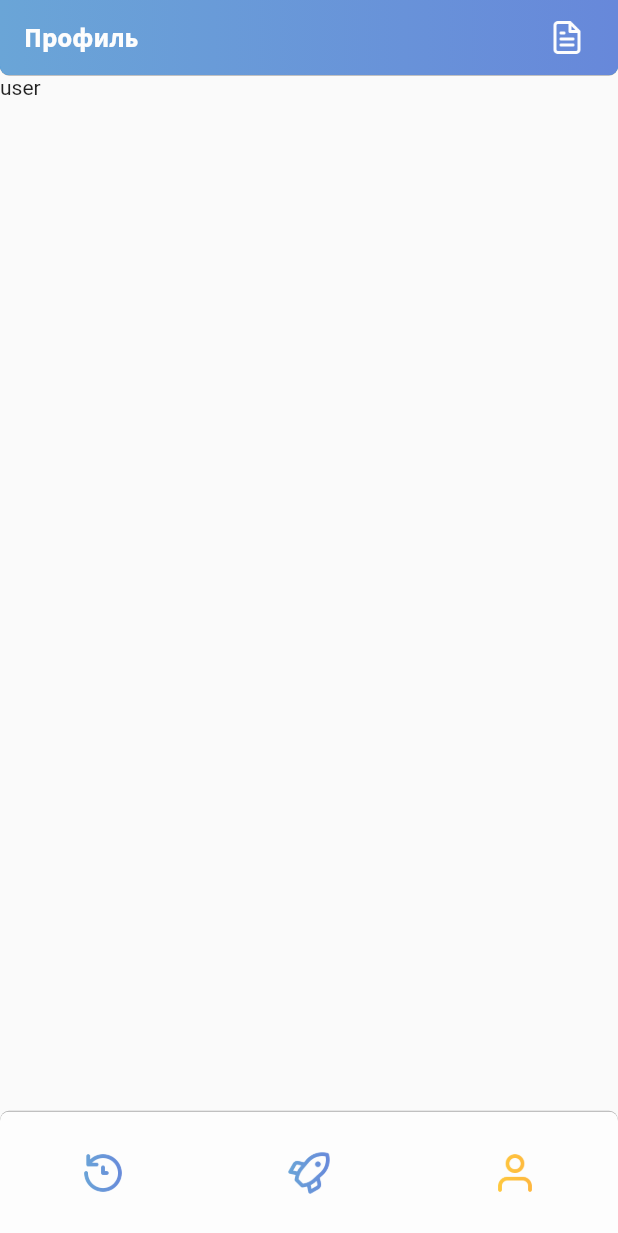
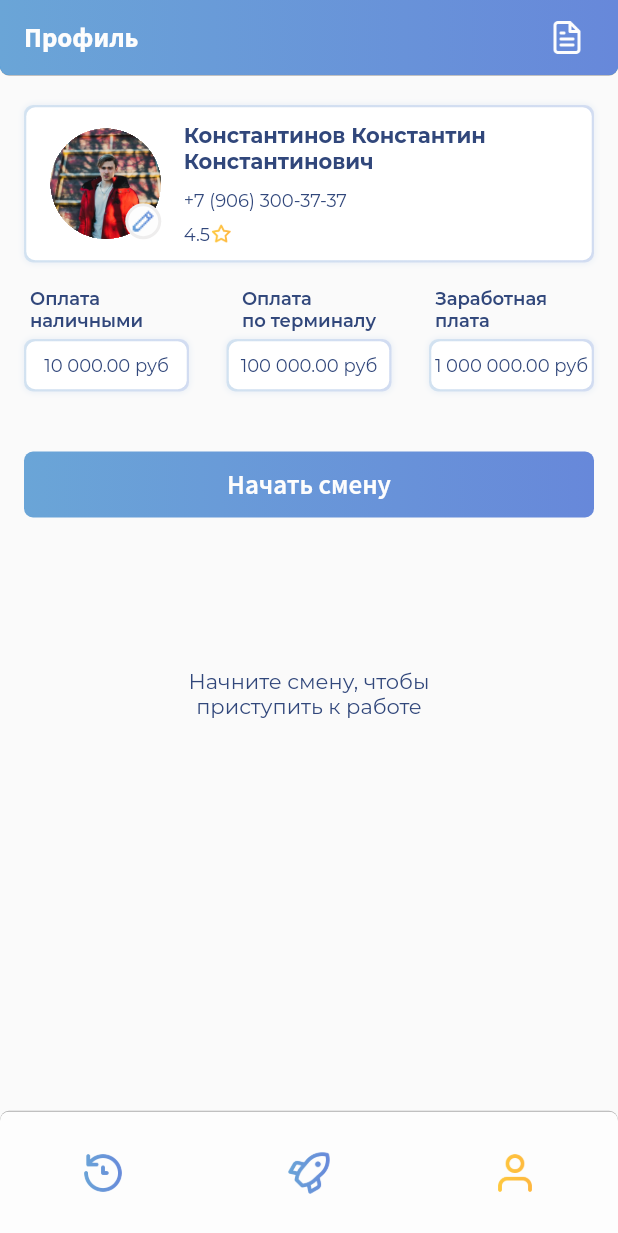
Before and after one commit to Engine-studio/topgo, a Flutter app: the screen it shows after launch, item 3 of the bottom bar chosen, on a phone screen of 412 x 824 dp. Shown: the top 1233 px of the screen. Run offline on Flutter 3.47's test engine with Material 2 defaults, Android fonts, the phone set to English and light mode, and no system bars; our stand-ins replace animated_splash_screen.

Commit message:
profile tab for not working courier

```diff
--- a/lib/models/items.dart
+++ b/lib/models/items.dart
@@ -1,4 +1,8 @@
 import 'package:flutter/widgets.dart';
+import 'package:topgo/pages/courier/documents.dart';
+import 'package:topgo/pages/courier/history.dart';
+import 'package:topgo/pages/courier/orders.dart';
+import 'package:topgo/pages/courier/profile.dart';
 
 class Items {
   static List<String> bottomNavBarIcons(String role) {
@@ -12,10 +16,10 @@ class Items {
 
   static List<Widget> bottomNavBarTabs(String role) {
     return <Widget>[
-      Text('history'),
-      Text('rocket'),
-      Text('user'),
-      Text('documents'),
+      CourierHistoryTab(),
+      CourierOrdersTab(),
+      CourierProfileTab(),
+      CourierDocumentsTab(),
     ];
   }
 }
--- /dev/null
+++ b/lib/pages/courier/documents.dart
@@ -0,0 +1,10 @@
+import 'package:flutter/widgets.dart';
+
+class CourierDocumentsTab extends StatelessWidget {
+  const CourierDocumentsTab({Key? key}) : super(key: key);
+
+  @override
+  Widget build(BuildContext context) {
+    return Container();
+  }
+}
--- /dev/null
+++ b/lib/pages/courier/history.dart
@@ -0,0 +1,10 @@
+import 'package:flutter/widgets.dart';
+
+class CourierHistoryTab extends StatelessWidget {
+  const CourierHistoryTab({Key? key}) : super(key: key);
+
+  @override
+  Widget build(BuildContext context) {
+    return Container();
+  }
+}
--- /dev/null
+++ b/lib/pages/courier/orders.dart
@@ -0,0 +1,10 @@
+import 'package:flutter/widgets.dart';
+
+class CourierOrdersTab extends StatelessWidget {
+  const CourierOrdersTab({Key? key}) : super(key: key);
+
+  @override
+  Widget build(BuildContext context) {
+    return Container();
+  }
+}
--- /dev/null
+++ b/lib/pages/courier/profile.dart
@@ -0,0 +1,48 @@
+import 'package:flutter/widgets.dart';
+import 'package:topgo/styles.dart';
+import 'package:topgo/widgets/button.dart';
+import 'package:topgo/widgets/courier/money_holder.dart';
+import 'package:topgo/widgets/courier/profile_card.dart';
+
+class CourierProfileTab extends StatelessWidget {
+  const CourierProfileTab({Key? key}) : super(key: key);
+
+  @override
+  Widget build(BuildContext context) {
+    return Padding(
+      padding: const EdgeInsets.symmetric(horizontal: 16, vertical: 20),
+      child: Column(
+        children: [
+          ProfileCard(
+            surname: 'Константинов',
+            name: 'Константин',
+            patronymic: 'Константинович',
+            phone: '+7 (906) 300-37-37',
+            rating: 4.5,
+          ),
+          SizedBox(height: 16),
+          Row(
+            mainAxisAlignment: MainAxisAlignment.spaceBetween,
+            children: [
+              MoneyHolder(text: 'Оплата наличными', sum: 10000),
+              MoneyHolder(text: 'Оплата\nпо терминалу', sum: 100000),
+              MoneyHolder(text: 'Заработная плата', sum: 1000000),
+            ],
+          ),
+          SizedBox(height: 40),
+          Button(
+            text: 'Начать смену',
+            buttonType: ButtonType.Panel,
+            onPressed: () => {},
+          ),
+          SizedBox(height: 100),
+          Text(
+            'Начните смену, чтобы\nприступить к работе',
+            style: TxtStyle.mainText,
+            textAlign: TextAlign.center,
+          )
+        ],
+      ),
+    );
+  }
+}
--- a/lib/styles.dart
+++ b/lib/styles.dart
@@ -17,6 +17,7 @@ class ClrStyle {
   static const Color darkWave = const Color(0xFF1290B4);
   static const Color text = const Color(0xFF31477B);
   static const Color icons = const Color(0xFF31477B);
+  static const Color dropShadow = const Color(0x266A9DD9);
 }
 
 class TxtStyle {
@@ -93,8 +94,12 @@ class GrdStyle {
     begin: Alignment.bottomCenter,
     end: Alignment.topCenter,
     colors: [
-      Color(0xFF16A7D8),
-      Color(0xFF937FF5),
+      const Color(0xFF16A7D8),
+      const Color(0xFF937FF5),
     ],
   );
+  static const LinearGradient lightPanel = const LinearGradient(colors: [
+    const Color(0x336AA5D7),
+    const Color(0x336788DA),
+  ]);
 }
--- a/lib/widgets/button.dart
+++ b/lib/widgets/button.dart
@@ -6,6 +6,7 @@ enum ButtonType {
   Accept,
   Decline,
   Select,
+  Panel,
 }
 
 class Button extends StatefulWidget {
@@ -78,7 +79,9 @@ class _ButtonState extends State<Button> with SingleTickerProviderStateMixin {
                 ? GrdStyle.accept
                 : _buttonType == ButtonType.Decline
                     ? GrdStyle.decline
-                    : GrdStyle.select,
+                    : _buttonType == ButtonType.Panel
+                        ? GrdStyle.panel
+                        : GrdStyle.select,
           ),
           child: Center(
             child: Text(
--- /dev/null
+++ b/lib/widgets/courier/money_holder.dart
@@ -0,0 +1,59 @@
+import 'package:flutter/widgets.dart';
+import 'package:topgo/styles.dart';
+
+String moneyString(double sum) {
+  String str = sum.toStringAsFixed(2);
+  int len = str.length;
+  String floating = str.substring(len - 3);
+  str = str.substring(0, len - 3);
+  int amount = (3 - len % 3) % 3;
+  for (int i = 0; i < amount; i++) str = '0' + str;
+  str = str.replaceAllMapped(RegExp(r".{3}"), (match) => " ${match.group(0)}");
+  return '${str.substring(amount + 1)}$floating руб';
+}
+
+class MoneyHolder extends StatelessWidget {
+  final String text;
+  final double sum;
+  const MoneyHolder({Key? key, required this.text, required this.sum})
+      : super(key: key);
+
+  @override
+  Widget build(BuildContext context) {
+    return Container(
+      width: 110,
+      height: 70,
+      child: Column(
+        mainAxisAlignment: MainAxisAlignment.spaceBetween,
+        children: [
+          Padding(
+            padding: const EdgeInsets.symmetric(horizontal: 4),
+            child: Text(text, style: TxtStyle.selectedSmallText),
+          ),
+          Container(
+            width: double.infinity,
+            height: 35,
+            decoration: BoxDecoration(
+              gradient: GrdStyle.lightPanel,
+              borderRadius: BorderRadius.circular(6),
+              boxShadow: [BoxShadow(color: ClrStyle.dropShadow, blurRadius: 3)],
+            ),
+            child: Container(
+              margin: const EdgeInsets.all(1.5),
+              decoration: BoxDecoration(
+                color: Color(0xFFFFFFFF),
+                borderRadius: BorderRadius.circular(6),
+              ),
+              child: Center(
+                child: Text(
+                  moneyString(sum),
+                  style: TxtStyle.smallText,
+                ),
+              ),
+            ),
+          ),
+        ],
+      ),
+    );
+  }
+}
--- /dev/null
+++ b/lib/widgets/courier/profile_card.dart
@@ -0,0 +1,72 @@
+import 'package:flutter/widgets.dart';
+import 'package:topgo/styles.dart';
+import 'package:topgo/widgets/courier/profile_photo.dart';
+
+class ProfileCard extends StatelessWidget {
+  final String surname, name, patronymic, phone;
+  final double rating;
+  const ProfileCard({
+    Key? key,
+    required this.surname,
+    required this.name,
+    required this.patronymic,
+    required this.phone,
+    required this.rating,
+  }) : super(key: key);
+
+  @override
+  Widget build(BuildContext context) {
+    return Container(
+      width: double.infinity,
+      height: 105,
+      decoration: BoxDecoration(
+        gradient: GrdStyle.lightPanel,
+        borderRadius: BorderRadius.circular(6),
+        boxShadow: [BoxShadow(color: ClrStyle.dropShadow, blurRadius: 3)],
+      ),
+      child: Container(
+        margin: const EdgeInsets.all(1.5),
+        padding: const EdgeInsets.symmetric(vertical: 10, horizontal: 16),
+        decoration: BoxDecoration(
+          color: Color(0xFFFFFFFF),
+          borderRadius: BorderRadius.circular(6),
+        ),
+        child: Row(
+          children: [
+            ProfilePhoto(),
+            SizedBox(width: 15),
+            Expanded(
+              child: Column(
+                crossAxisAlignment: CrossAxisAlignment.start,
+                children: [
+                  Text(
+                    '$surname $name $patronymic',
+                    style: TxtStyle.selectedMainText,
+                  ),
+                  Spacer(flex: 3),
+                  Text('$phone', style: TxtStyle.smallText),
+                  Spacer(flex: 2),
+                  Row(
+                    children: [
+                      Text('$rating', style: TxtStyle.smallText),
+                      ShaderMask(
+                        shaderCallback: (bounds) =>
+                            GrdStyle.select.createShader(bounds),
+                        child: Image.asset(
+                          'assets/icons/star.png',
+                          width: 15,
+                          height: 15,
+                          color: Color(0xFFFFFFFF),
+                        ),
+                      )
+                    ],
+                  ),
+                ],
+              ),
+            ),
+          ],
+        ),
+      ),
+    );
+  }
+}
--- /dev/null
+++ b/lib/widgets/courier/profile_photo.dart
@@ -0,0 +1,56 @@
+import 'package:flutter/widgets.dart';
+import 'package:topgo/styles.dart';
+
+class ProfilePhoto extends StatelessWidget {
+  const ProfilePhoto({Key? key}) : super(key: key);
+
+  @override
+  Widget build(BuildContext context) {
+    return Container(
+      width: 74,
+      height: 74,
+      child: Stack(
+        children: [
+          Container(
+            width: 74,
+            height: 74,
+            decoration: BoxDecoration(shape: BoxShape.circle),
+            clipBehavior: Clip.hardEdge,
+            child: Image.asset('assets/images/example.png', fit: BoxFit.fill),
+          ),
+          Positioned(
+            left: 50,
+            top: 50,
+            child: Container(
+              width: 24,
+              height: 24,
+              padding: const EdgeInsets.all(2),
+              decoration: BoxDecoration(
+                shape: BoxShape.circle,
+                color: Color(0xFFEEEDED),
+              ),
+              child: Container(
+                decoration: BoxDecoration(
+                  shape: BoxShape.circle,
+                  color: ClrStyle.lightBackground,
+                ),
+                child: ShaderMask(
+                  shaderCallback: (bounds) =>
+                      GrdStyle.panel.createShader(bounds),
+                  child: Image(
+                    image: ResizeImage(
+                      AssetImage('assets/icons/pen.png'),
+                      width: 16,
+                      height: 16,
+                    ),
+                    color: Color(0xFFFFFFFF),
+                  ),
+                ),
+              ),
+            ),
+          ),
+        ],
+      ),
+    );
+  }
+}
```
Also changed, not shown: assets/images/example.png (added).
